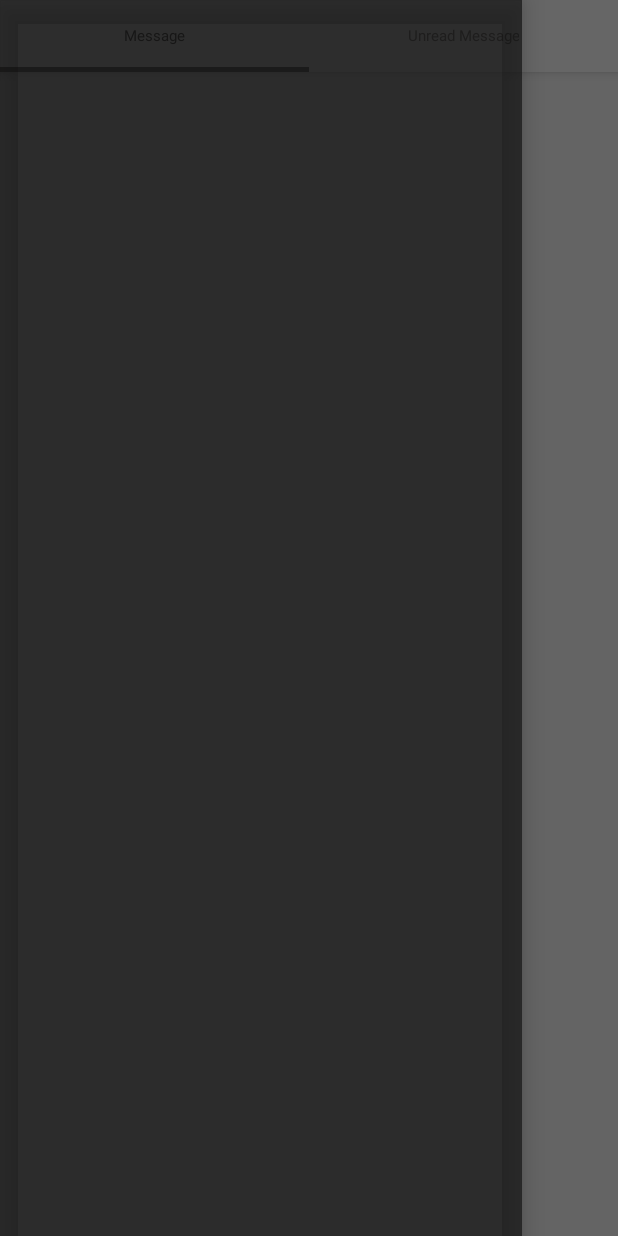
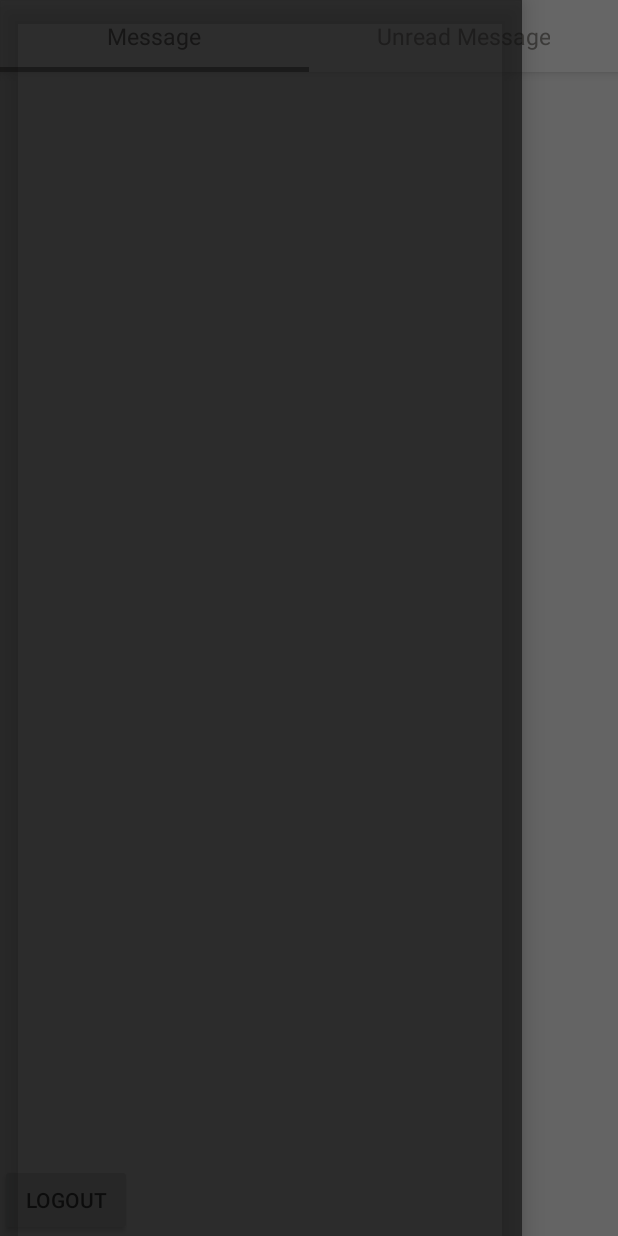
Before and after one commit to thiennhat27031996/ChatAdminNodeJS, an Android app: the FragmentMessage screen opened directly, with no data from a screen before it, with the side drawer open, on a phone screen of 412 x 824 dp. Run offline under Robolectric (Android 15) with nearby library versions, the phone set to English and light mode, and no system bars; our stand-ins replace Firebase (no records; nobody signed in at launch, a user with empty details on screens opened directly); libraries missing offline, so code that uses them is left out: me.leolin.shortcutbadger; 3 statements that could not run were skipped.

Commit message:
hoan thanh app ok

```diff
--- a/app/src/main/AndroidManifest.xml
+++ b/app/src/main/AndroidManifest.xml
@@ -32,7 +32,6 @@
                 <category android:name="android.intent.category.DEFAULT" />
             </intent-filter>
         </activity>
-        <activity android:name=".MainActivity" />
         <activity android:name=".TrangChuActivity"></activity>
     </application>
 
--- a/app/src/main/java/com/techhub/chatadminnodejs/Fragment/FragmentMessage.java
+++ b/app/src/main/java/com/techhub/chatadminnodejs/Fragment/FragmentMessage.java
@@ -1,5 +1,6 @@
 package com.techhub.chatadminnodejs.Fragment;
 
+import android.content.DialogInterface;
 import android.content.Intent;
 import android.os.Build;
 import android.os.Bundle;
@@ -7,6 +8,7 @@ import android.support.annotation.Nullable;
 import android.support.annotation.RequiresApi;
 import android.support.v4.app.Fragment;
 import android.support.v4.widget.NestedScrollView;
+import android.support.v7.app.AlertDialog;
 import android.view.LayoutInflater;
 import android.view.MotionEvent;
 import android.view.View;
@@ -33,11 +35,11 @@ import java.util.List;
 
 public class FragmentMessage extends Fragment {
     private ListView listviewUsermess;
-    private List<MessageSeenModel> resultMessageSeenmodel;
-    private MessageSeenAdapter messageSeenAdapter;
+    private static List<MessageSeenModel> resultMessageSeenmodel;
+    private static MessageSeenAdapter messageSeenAdapter;
     private FirebaseDatabase databaseUsermessMain;
     private DatabaseReference databaseUsermessMainreference;
-
+    private DatabaseReference databaseUsermessMainreferenceMessagedelete;
 
     @RequiresApi(api = Build.VERSION_CODES.LOLLIPOP)
     @Nullable
@@ -58,6 +60,7 @@ public class FragmentMessage extends Fragment {
 
         databaseUsermessMain=FirebaseDatabase.getInstance();
         databaseUsermessMainreference=databaseUsermessMain.getReference("OnlineMess");
+        databaseUsermessMainreferenceMessagedelete=FirebaseDatabase.getInstance().getReference("MessageSeen");
 
 
 
@@ -77,6 +80,32 @@ public class FragmentMessage extends Fragment {
                 //Toast.makeText(getApplicationContext(),,Toast.LENGTH_LONG).show();
             }
         });
+        listviewUsermess.setOnItemLongClickListener(new AdapterView.OnItemLongClickListener() {
+            @Override
+            public boolean onItemLongClick(AdapterView<?> parent, View view, final int position, long id) {
+                AlertDialog.Builder builder=new AlertDialog.Builder(getContext());
+                builder.setTitle("Confirm");
+                builder.setMessage("Are you sure you want to delete the selected item?");
+                builder.setPositiveButton("YES", new DialogInterface.OnClickListener() {
+                    @Override
+                    public void onClick(DialogInterface dialog, int which) {
+                        databaseUsermessMainreference.child(resultMessageSeenmodel.get(position).name).removeValue();
+                        databaseUsermessMainreferenceMessagedelete.child(resultMessageSeenmodel.get(position).name).removeValue();
+                        dialog.dismiss();
+                    }
+                });
+                builder.setNegativeButton("NO", new DialogInterface.OnClickListener() {
+                    @Override
+                    public void onClick(DialogInterface dialog, int which) {
+
+                        dialog.dismiss();
+                    }
+                });
+                AlertDialog alert=builder.create();
+                alert.show();
+                return false;
+            }
+        });
 
     }
     private void updateList(){
@@ -84,27 +113,8 @@ public class FragmentMessage extends Fragment {
             @Override
             public void onChildAdded(DataSnapshot dataSnapshot, String s) {
 
-
-
-             /*   String checkCorrectAnswer = dataSnapshot.child("seen").getValue(String.class);
-                if (checkCorrectAnswer.equals("false")) {
-                    //CheckinternetToat.toastcheckinternet(MainActivity.this,snapShot.getKey());
-                    resultMessageSeenmodel.add(dataSnapshot.getValue(MessageSeenModel.class));
-                    messageSeenAdapter.notifyDataSetChanged();
-                }
-
-                //  }*/
-
-
-                //CheckinternetToat.toastcheckinternet(MainActivity.this,dataSnapshot.getValue(MessageSeenModel.class).toString());
                  resultMessageSeenmodel.add(dataSnapshot.getValue(MessageSeenModel.class));
                  messageSeenAdapter.notifyDataSetChanged();
-
-
-
-
-
-
 
 
             }
@@ -117,36 +127,9 @@ public class FragmentMessage extends Fragment {
 
                 if(resultMessageSeenmodel.size()>0) {
                     int index1 = getItemIndex(messageSeenModel);
-                    //   listviewUsermess.smoothScrollToPositionFromTop(0,index1);
-
                     resultMessageSeenmodel.set(index1, messageSeenModel);
                     messageSeenAdapter.notifyDataSetChanged();
-                    //  listviewUsermess.setSelection(index1);
                 }
-         /*       MessageSeenModel messageSeenModel=dataSnapshot.getValue(MessageSeenModel.class);
-
-
-
-                String checkCorrectAnswer = dataSnapshot.child("seen").getValue(String.class);
-                if (checkCorrectAnswer.equals("false")) {
-                    if(resultMessageSeenmodel.size()>0) {
-                        int index1 = getItemIndex(messageSeenModel);
-                        //   listviewUsermess.smoothScrollToPositionFromTop(0,index1);
-
-                        resultMessageSeenmodel.set(index1, messageSeenModel);
-                        messageSeenAdapter.notifyDataSetChanged();
-                        //  listviewUsermess.setSelection(index1);
-                    }
-                }
-                else{
-                    if(resultMessageSeenmodel.size()>0) {
-                        int index = getItemIndex(messageSeenModel);
-                        resultMessageSeenmodel.remove(index);
-                        messageSeenAdapter.notifyDataSetChanged();
-                    }
-
-                }*/
-
 
 
             }
@@ -175,8 +158,8 @@ public class FragmentMessage extends Fragment {
             }
         });
     }
-    private int getItemIndex(MessageSeenModel usermess){
-        int index=-1;
+    private static int getItemIndex(MessageSeenModel usermess){
+         int index=-1;
         for(int i=0;i<resultMessageSeenmodel.size();i++) {
             if(resultMessageSeenmodel.get(i).name.equals(usermess.name)){
                 index=i;
--- a/app/src/main/java/com/techhub/chatadminnodejs/TrangChuActivity.java
+++ b/app/src/main/java/com/techhub/chatadminnodejs/TrangChuActivity.java
@@ -1,5 +1,6 @@
 package com.techhub.chatadminnodejs;
 
+import android.content.Intent;
 import android.support.design.widget.NavigationView;
 import android.support.design.widget.TabLayout;
 import android.support.v4.view.ViewPager;
@@ -8,6 +9,7 @@ import android.support.v7.app.AppCompatActivity;
 import android.os.Bundle;
 import android.support.v7.widget.Toolbar;
 import android.view.View;
+import android.widget.Button;
 import android.widget.TextView;
 
 import com.google.firebase.auth.FirebaseAuth;
@@ -34,6 +36,7 @@ public class TrangChuActivity extends AppCompatActivity {
     private Usersession usersession;
     private Userinfo userinfo;
     TextView tvcardcout;
+    Button btnlogout;
 
 
     private DatabaseReference mUserDatabase;
@@ -67,6 +70,7 @@ public class TrangChuActivity extends AppCompatActivity {
         final String current_user_id=currentFirebaseUser.getUid();
 
         ref1.child(current_user_id).child("online").setValue("true");
+
 
 
 
@@ -141,15 +145,29 @@ public class TrangChuActivity extends AppCompatActivity {
 
     private void Anhxa() {
         userinfo=new Userinfo(this);
+        usersession=new Usersession(this);
         tvcardcout=(TextView)findViewById(R.id.tvcartnb);
         tvcardcout.setVisibility(View.INVISIBLE);
 
+
         drawerLayout = (DrawerLayout) findViewById(R.id.drawerlayout);
 
-        ViewPager viewPager=(ViewPager)findViewById(R.id.viewpagemhc);
+        final ViewPager viewPager=(ViewPager)findViewById(R.id.viewpagemhc);
         viewPager.setAdapter(new FragmentAdapter(getSupportFragmentManager(),this));
         tabLayout =(TabLayout)findViewById(R.id.tablayoutmenu);
         tabLayout.setupWithViewPager(viewPager);
+        btnlogout=(Button)findViewById(R.id.btnlogout);
+        btnlogout.setOnClickListener(new View.OnClickListener() {
+            @Override
+            public void onClick(View v) {
+                userinfo.clearUserinfo();
+                usersession.setLoggedin(false);
+                Intent intent=new Intent(TrangChuActivity.this,SplashAcivity.class);
+                startActivity(intent);
+                finish();
+            }
+        });
+
 
     }
 }
--- a/app/src/main/res/layout/activity_chat.xml
+++ b/app/src/main/res/layout/activity_chat.xml
@@ -47,8 +47,6 @@
                 android:layout_width="match_parent"
                 android:layout_height="match_parent">
                <android.support.v7.widget.RecyclerView
-
-
 
                     android:layout_above="@+id/lntextsend"
                     android:id="@+id/rclmainchat"
--- a/app/src/main/res/layout/activity_trang_chu.xml
+++ b/app/src/main/res/layout/activity_trang_chu.xml
@@ -82,6 +82,12 @@ android:layout_height="match_parent">
     </android.support.design.widget.CoordinatorLayout>
 
 
+    <Button
+        android:id="@+id/btnlogout"
+        android:layout_width="wrap_content"
+        android:layout_height="wrap_content"
+        android:text="logout"
+        android:layout_alignParentBottom="true"/>
 
 </RelativeLayout>
 
--- a/app/src/main/res/values/styles.xml
+++ b/app/src/main/res/values/styles.xml
@@ -8,7 +8,7 @@
         <item name="colorAccent">@color/colorAccent</item>
     </style>
     <style name="TabLayoutStyle" parent="Base.Widget.Design.TabLayout">
-        <item name="android:textSize">10sp</item>
+        <item name="android:textSize">15sp</item>
 
         <item name="android:textAllCaps">false</item>
 
```
Also changed, not shown: app/src/main/java/com/techhub/chatadminnodejs/ChatActivity.java (+51 -26 lines), app/src/main/java/com/techhub/chatadminnodejs/MainActivity.java (deleted, +0 -434 lines), app/src/main/java/com/techhub/chatadminnodejs/Notifications/FirebaseMessagingService.java (+34 -1 lines), app/src/main/res/layout/activity_main.xml (deleted, +0 -61 lines), app/src/main/res/menu/menuxoachat.xml (added, +10 -0 lines), app/src/main/res/drawable-mdpi/deleteicon.png (added).
